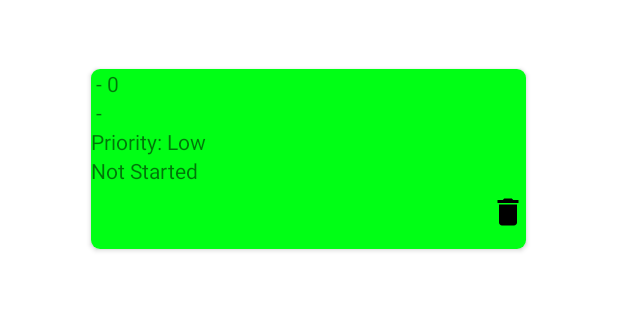
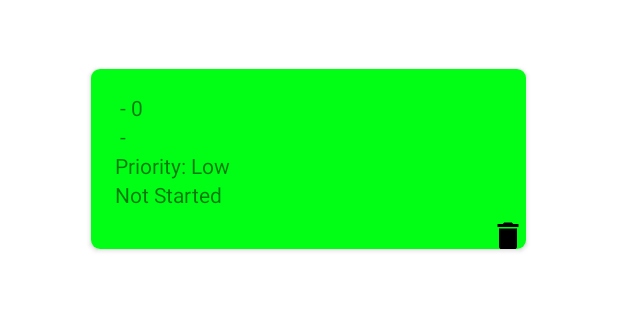
Before and after one commit to twy0622/product-backlog-app, an Android app: the ProductBacklog screen opened directly, with no data from a screen before it, on a phone screen of 412 x 824 dp, the part 167-487 px from its top. Run offline under Robolectric (Android 15) with nearby library versions, the phone set to English and light mode, and no system bars; our stand-ins replace Room's generated code.

Commit message:
For the product backlog, implemented UI for product_backlog.xml text margin

```diff
--- a/Projects/Software/app/src/main/res/layout/product_backlog.xml
+++ b/Projects/Software/app/src/main/res/layout/product_backlog.xml
@@ -22,7 +22,7 @@
     <androidx.recyclerview.widget.RecyclerView
         android:id="@+id/task_recycler_view"
         android:layout_width="310dp"
-        android:layout_height="600dp"
+        android:layout_height="550dp"
         android:layout_marginTop="36dp"
         app:layout_constraintEnd_toEndOf="parent"
         app:layout_constraintHorizontal_bias="0.495"
--- a/Projects/Software/app/src/main/res/layout/task_card.xml
+++ b/Projects/Software/app/src/main/res/layout/task_card.xml
@@ -24,33 +24,37 @@
                 android:id="@+id/task_title"
                 android:layout_width="match_parent"
                 android:layout_height="wrap_content"
-                android:text="Task Title: " />
+                android:text="Task Title: "
+                android:layout_marginStart="16dp"
+                android:layout_marginTop="16dp"/>
 
             <TextView
                 android:id="@+id/task_description"
-
                 android:layout_width="match_parent"
                 android:layout_height="wrap_content"
-                android:text="Description: " />
+                android:text="Description: "
+                android:layout_marginStart="16dp"/>
 
             <TextView
                 android:id="@+id/task_priority"
                 android:layout_width="match_parent"
                 android:layout_height="wrap_content"
-                android:text="Priority: " />
+                android:text="Priority: "
+                android:layout_marginStart="16dp"/>
 
             <TextView
                 android:id="@+id/task_status"
                 android:layout_width="wrap_content"
                 android:layout_height="wrap_content"
-                android:text="Status: " />
+                android:text="Status: "
+                android:layout_marginStart="16dp"/>
 
             <ImageView
                 android:id="@+id/image_delete"
                 android:layout_width="wrap_content"
                 android:layout_height="36dp"
-                android:src="@drawable/ic_delete"
-                android:layout_gravity="right"/>
+                android:layout_gravity="right"
+                android:src="@drawable/ic_delete"/>
 
         </LinearLayout>
 
@@ -58,3 +62,4 @@
 
 
 </androidx.cardview.widget.CardView>
+<!-- android:layout_marginLeft="350dp"-->
```
